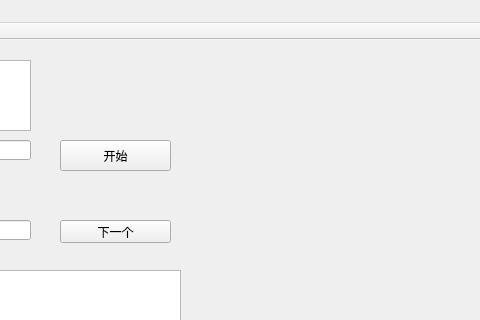
Above: FigureItNow7/MainWindow.ui from yuylong/FigureItNow before the change; both pictures show x 350 to 830 and y 0 to 320 of the 830 by 539 pixel window. Below: the same form after it.
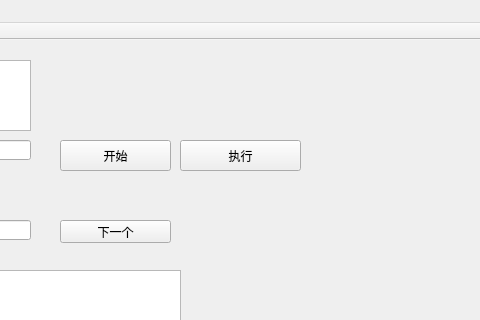
That is the form after the change.

Commit message: Add the execution test button in MainWindow UI.

```diff
--- a/FigureItNow7/MainWindow.ui
+++ b/FigureItNow7/MainWindow.ui
@@ -80,6 +80,19 @@
      </rect>
     </property>
    </widget>
+   <widget class="QPushButton" name="pushButton_3">
+    <property name="geometry">
+     <rect>
+      <x>530</x>
+      <y>100</y>
+      <width>121</width>
+      <height>31</height>
+     </rect>
+    </property>
+    <property name="text">
+     <string>执行</string>
+    </property>
+   </widget>
   </widget>
   <widget class="QMenuBar" name="menuBar">
    <property name="geometry">
```
The commit also changes 2 other files.
